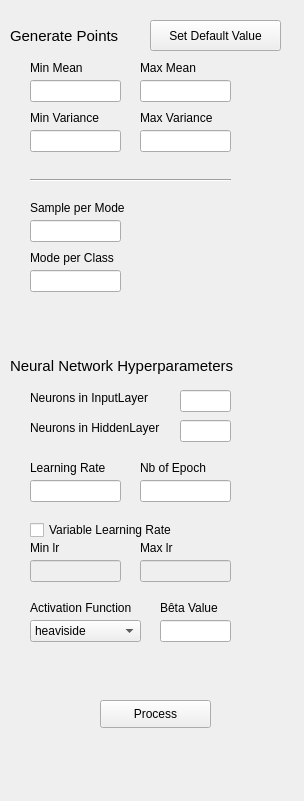
Qt form Task3/Gui_plot.ui (SonTonyD/Lodz_IA_introduction) before a commit.
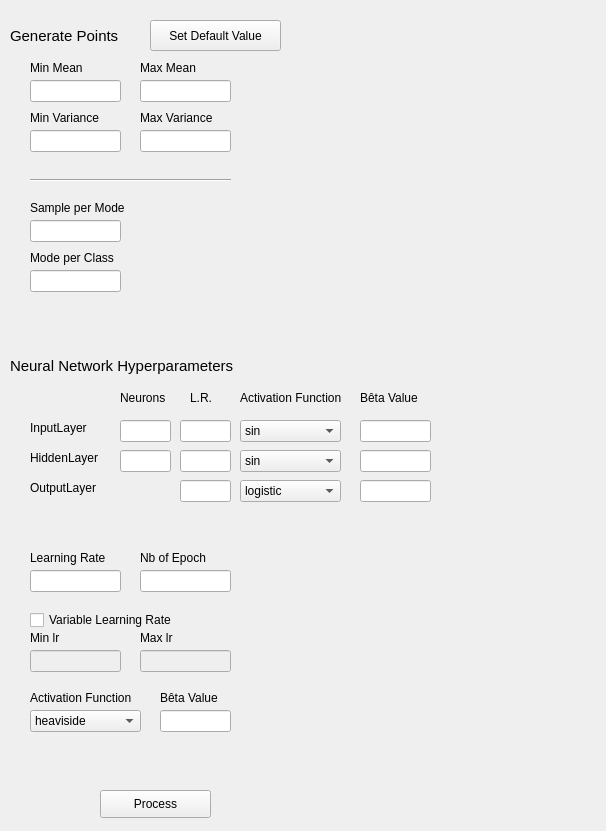
The same form after that commit.

Commit message: Link the gui with neural network hyperparameters

Patch:
```diff
--- a/Task3/Gui_plot.ui
+++ b/Task3/Gui_plot.ui
@@ -6,8 +6,8 @@
    <rect>
     <x>0</x>
     <y>0</y>
-    <width>304</width>
-    <height>801</height>
+    <width>606</width>
+    <height>831</height>
    </rect>
   </property>
   <property name="windowTitle">
@@ -161,7 +161,7 @@
    <property name="geometry">
     <rect>
      <x>100</x>
-     <y>700</y>
+     <y>790</y>
      <width>111</width>
      <height>28</height>
     </rect>
@@ -248,7 +248,7 @@
    <property name="geometry">
     <rect>
      <x>140</x>
-     <y>480</y>
+     <y>570</y>
      <width>91</width>
      <height>22</height>
     </rect>
@@ -258,7 +258,7 @@
    <property name="geometry">
     <rect>
      <x>140</x>
-     <y>460</y>
+     <y>550</y>
      <width>71</width>
      <height>16</height>
     </rect>
@@ -271,7 +271,7 @@
    <property name="geometry">
     <rect>
      <x>30</x>
-     <y>480</y>
+     <y>570</y>
      <width>91</width>
      <height>22</height>
     </rect>
@@ -281,7 +281,7 @@
    <property name="geometry">
     <rect>
      <x>30</x>
-     <y>460</y>
+     <y>550</y>
      <width>81</width>
      <height>16</height>
     </rect>
@@ -294,7 +294,7 @@
    <property name="geometry">
     <rect>
      <x>30</x>
-     <y>620</y>
+     <y>710</y>
      <width>111</width>
      <height>22</height>
     </rect>
@@ -342,7 +342,7 @@
    <property name="geometry">
     <rect>
      <x>30</x>
-     <y>600</y>
+     <y>690</y>
      <width>111</width>
      <height>16</height>
     </rect>
@@ -355,7 +355,7 @@
    <property name="geometry">
     <rect>
      <x>160</x>
-     <y>620</y>
+     <y>710</y>
      <width>71</width>
      <height>22</height>
     </rect>
@@ -365,7 +365,7 @@
    <property name="geometry">
     <rect>
      <x>160</x>
-     <y>600</y>
+     <y>690</y>
      <width>71</width>
      <height>16</height>
     </rect>
@@ -378,7 +378,7 @@
    <property name="geometry">
     <rect>
      <x>30</x>
-     <y>520</y>
+     <y>610</y>
      <width>161</width>
      <height>20</height>
     </rect>
@@ -394,7 +394,7 @@
    <property name="geometry">
     <rect>
      <x>140</x>
-     <y>560</y>
+     <y>650</y>
      <width>91</width>
      <height>22</height>
     </rect>
@@ -404,7 +404,7 @@
    <property name="geometry">
     <rect>
      <x>140</x>
-     <y>540</y>
+     <y>630</y>
      <width>71</width>
      <height>16</height>
     </rect>
@@ -417,7 +417,7 @@
    <property name="geometry">
     <rect>
      <x>30</x>
-     <y>540</y>
+     <y>630</y>
      <width>81</width>
      <height>16</height>
     </rect>
@@ -433,7 +433,7 @@
    <property name="geometry">
     <rect>
      <x>30</x>
-     <y>560</y>
+     <y>650</y>
      <width>91</width>
      <height>22</height>
     </rect>
@@ -442,8 +442,8 @@
   <widget class="QLineEdit" name="lineEdit_nbNeuronsInput">
    <property name="geometry">
     <rect>
-     <x>180</x>
-     <y>390</y>
+     <x>120</x>
+     <y>420</y>
      <width>51</width>
      <height>22</height>
     </rect>
@@ -453,20 +453,20 @@
    <property name="geometry">
     <rect>
      <x>30</x>
-     <y>390</y>
-     <width>131</width>
+     <y>420</y>
+     <width>61</width>
      <height>16</height>
     </rect>
    </property>
    <property name="text">
-    <string>Neurons in InputLayer</string>
+    <string>InputLayer</string>
    </property>
   </widget>
   <widget class="QLineEdit" name="lineEdit_nbNeuronsHidden">
    <property name="geometry">
     <rect>
-     <x>180</x>
-     <y>420</y>
+     <x>120</x>
+     <y>450</y>
      <width>51</width>
      <height>22</height>
     </rect>
@@ -476,13 +476,282 @@
    <property name="geometry">
     <rect>
      <x>30</x>
+     <y>450</y>
+     <width>71</width>
+     <height>16</height>
+    </rect>
+   </property>
+   <property name="text">
+    <string>HiddenLayer</string>
+   </property>
+  </widget>
+  <widget class="QLabel" name="label_14">
+   <property name="geometry">
+    <rect>
+     <x>120</x>
+     <y>390</y>
+     <width>51</width>
+     <height>16</height>
+    </rect>
+   </property>
+   <property name="text">
+    <string>Neurons</string>
+   </property>
+  </widget>
+  <widget class="QLabel" name="label_15">
+   <property name="geometry">
+    <rect>
+     <x>190</x>
+     <y>390</y>
+     <width>31</width>
+     <height>16</height>
+    </rect>
+   </property>
+   <property name="text">
+    <string>L.R.</string>
+   </property>
+  </widget>
+  <widget class="QLineEdit" name="lineEdit_lrHidden">
+   <property name="geometry">
+    <rect>
+     <x>180</x>
+     <y>450</y>
+     <width>51</width>
+     <height>22</height>
+    </rect>
+   </property>
+  </widget>
+  <widget class="QLineEdit" name="lineEdit_lrInput">
+   <property name="geometry">
+    <rect>
+     <x>180</x>
      <y>420</y>
-     <width>151</width>
+     <width>51</width>
+     <height>22</height>
+    </rect>
+   </property>
+  </widget>
+  <widget class="QLineEdit" name="lineEdit_lrOutput">
+   <property name="geometry">
+    <rect>
+     <x>180</x>
+     <y>480</y>
+     <width>51</width>
+     <height>22</height>
+    </rect>
+   </property>
+  </widget>
+  <widget class="QLabel" name="label_16">
+   <property name="geometry">
+    <rect>
+     <x>30</x>
+     <y>480</y>
+     <width>71</width>
      <height>16</height>
     </rect>
    </property>
    <property name="text">
-    <string>Neurons in HiddenLayer</string>
+    <string>OutputLayer</string>
+   </property>
+  </widget>
+  <widget class="QComboBox" name="comboBoxActFunc_Input">
+   <property name="geometry">
+    <rect>
+     <x>240</x>
+     <y>420</y>
+     <width>101</width>
+     <height>22</height>
+    </rect>
+   </property>
+   <property name="editable">
+    <bool>false</bool>
+   </property>
+   <item>
+    <property name="text">
+     <string>sin</string>
+    </property>
+   </item>
+   <item>
+    <property name="text">
+     <string>heaviside</string>
+    </property>
+   </item>
+   <item>
+    <property name="text">
+     <string>logistic</string>
+    </property>
+   </item>
+   <item>
+    <property name="text">
+     <string>tanh</string>
+    </property>
+   </item>
+   <item>
+    <property name="text">
+     <string>sign</string>
+    </property>
+   </item>
+   <item>
+    <property name="text">
+     <string>relu</string>
+    </property>
+   </item>
+   <item>
+    <property name="text">
+     <string>leaky relu</string>
+    </property>
+   </item>
+  </widget>
+  <widget class="QComboBox" name="comboBoxActFunc_Hidden">
+   <property name="geometry">
+    <rect>
+     <x>240</x>
+     <y>450</y>
+     <width>101</width>
+     <height>22</height>
+    </rect>
+   </property>
+   <property name="editable">
+    <bool>false</bool>
+   </property>
+   <item>
+    <property name="text">
+     <string>sin</string>
+    </property>
+   </item>
+   <item>
+    <property name="text">
+     <string>heaviside</string>
+    </property>
+   </item>
+   <item>
+    <property name="text">
+     <string>logistic</string>
+    </property>
+   </item>
+   <item>
+    <property name="text">
+     <string>tanh</string>
+    </property>
+   </item>
+   <item>
+    <property name="text">
+     <string>sign</string>
+    </property>
+   </item>
+   <item>
+    <property name="text">
+     <string>relu</string>
+    </property>
+   </item>
+   <item>
+    <property name="text">
+     <string>leaky relu</string>
+    </property>
+   </item>
+  </widget>
+  <widget class="QComboBox" name="comboBoxActFunc_Output">
+   <property name="geometry">
+    <rect>
+     <x>240</x>
+     <y>480</y>
+     <width>101</width>
+     <height>22</height>
+    </rect>
+   </property>
+   <property name="editable">
+    <bool>false</bool>
+   </property>
+   <item>
+    <property name="text">
+     <string>logistic</string>
+    </property>
+   </item>
+   <item>
+    <property name="text">
+     <string>heaviside</string>
+    </property>
+   </item>
+   <item>
+    <property name="text">
+     <string>sin</string>
+    </property>
+   </item>
+   <item>
+    <property name="text">
+     <string>tanh</string>
+    </property>
+   </item>
+   <item>
+    <property name="text">
+     <string>sign</string>
+    </property>
+   </item>
+   <item>
+    <property name="text">
+     <string>relu</string>
+    </property>
+   </item>
+   <item>
+    <property name="text">
+     <string>leaky relu</string>
+    </property>
+   </item>
+  </widget>
+  <widget class="QLabel" name="label_17">
+   <property name="geometry">
+    <rect>
+     <x>240</x>
+     <y>390</y>
+     <width>111</width>
+     <height>16</height>
+    </rect>
+   </property>
+   <property name="text">
+    <string>Activation Function</string>
+   </property>
+  </widget>
+  <widget class="QLineEdit" name="lineEdit_betaValue_Input">
+   <property name="geometry">
+    <rect>
+     <x>360</x>
+     <y>420</y>
+     <width>71</width>
+     <height>22</height>
+    </rect>
+   </property>
+  </widget>
+  <widget class="QLabel" name="label_betaValue_2">
+   <property name="geometry">
+    <rect>
+     <x>360</x>
+     <y>390</y>
+     <width>71</width>
+     <height>16</height>
+    </rect>
+   </property>
+   <property name="text">
+    <string>Bêta Value</string>
+   </property>
+  </widget>
+  <widget class="QLineEdit" name="lineEdit_betaValue_Hidden">
+   <property name="geometry">
+    <rect>
+     <x>360</x>
+     <y>450</y>
+     <width>71</width>
+     <height>22</height>
+    </rect>
+   </property>
+  </widget>
+  <widget class="QLineEdit" name="lineEdit_betaValue_Output">
+   <property name="geometry">
+    <rect>
+     <x>360</x>
+     <y>480</y>
+     <width>71</width>
+     <height>22</height>
+    </rect>
    </property>
   </widget>
  </widget>
```
The commit also changes 5 other files.
